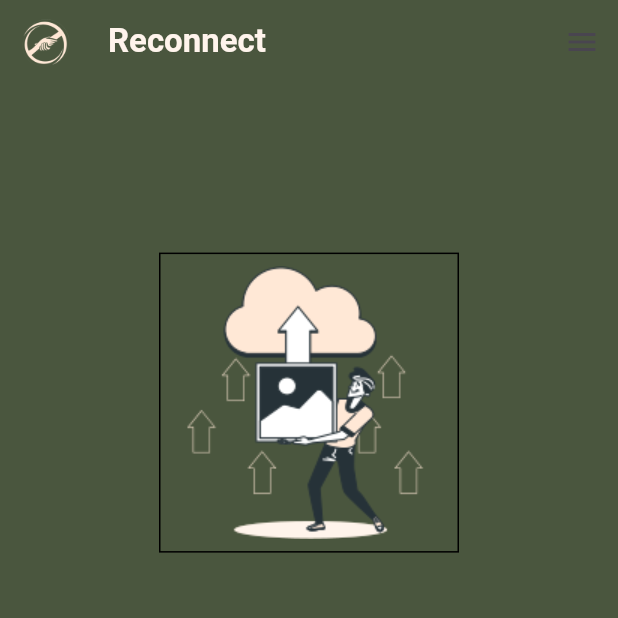
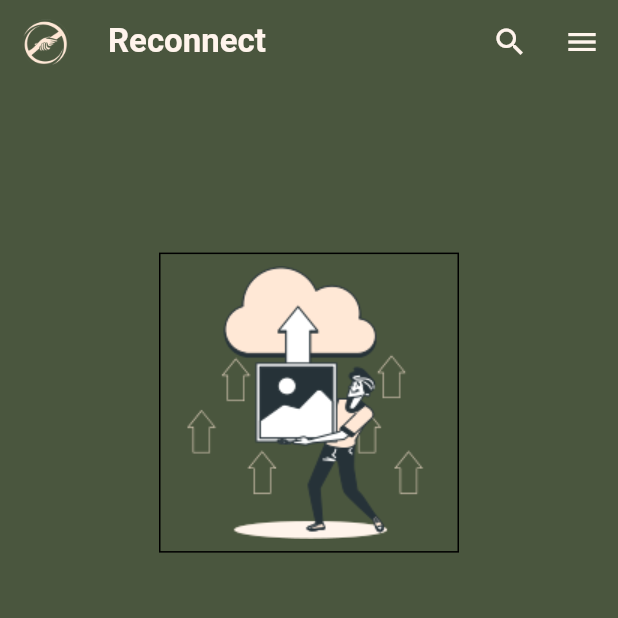
Before and after one commit to EmanAtta/Reconnect, a Flutter app: the screen it shows once a user with an empty profile is signed in, on a phone screen of 412 x 824 dp, the top half of it. Run offline on Flutter 3.47's test engine with Material 3 defaults, Android fonts, the phone set to English and light mode, and no system bars; drawn by our look-alikes of curved_navigation_bar; our stand-ins replace cloud_firestore, dio, firebase_auth, firebase_core, firebase_storage, flutter_svg and 6 more; accounts and stored records are empty.

Commit message:
search using photo

```diff
--- a/reconnect/lib/Views/authentications/routes/navigation.dart
+++ b/reconnect/lib/Views/authentications/routes/navigation.dart
@@ -16,6 +16,7 @@ import 'package:reconnect/Views/profile.dart';
 import 'package:reconnect/Views/settings.dart';
 import 'package:reconnect/Views/welcom_page.dart';
 import 'package:reconnect/Views/current_user_screen.dart';
+import 'package:reconnect/Views/search.dart';
 
 
 
@@ -30,10 +31,10 @@ class Navigationpage extends StatefulWidget {
 class _NavigationpageState extends State<Navigationpage> {
   BottomNavigationController bottomnavigationcontroller =
   Get.put(BottomNavigationController());
+  final _scaffoldKey = GlobalKey<ScaffoldState>();
 
   @override
   Widget build(BuildContext context) {
-
     final user = FirebaseAuth.instance.currentUser;
     String? userE = user?.email;
 
@@ -56,23 +57,21 @@ class _NavigationpageState extends State<Navigationpage> {
               lastName: '${lastName}',
               userEmail: '${userE}',
             );
-          }
-      ),
+          }),
     ];
 
-
-
     return Scaffold(
+      key: _scaffoldKey,
       appBar: AppBar(
-        // toolbarHeight: 35,
         backgroundColor: AppColors.secondaryColor,
-
         title: Padding(
           padding: const EdgeInsets.only(bottom: 1),
           child: const Text(
             'Reconnect',
             style: TextStyle(
-                fontWeight: FontWeight.bold, color: AppColors.primaryColor),
+              fontWeight: FontWeight.bold,
+              color: AppColors.primaryColor,
+            ),
           ),
         ),
         leading: Padding(
@@ -80,11 +79,32 @@ class _NavigationpageState extends State<Navigationpage> {
           child: Container(
             child: Image.asset(
               'assets/logo.png',
-              width: 50, // Adjust the size as needed
-              height: 50, // Adjust the size as needed
+              width: 50,
+              height: 50,
             ),
           ),
         ),
+        actions: [
+          IconButton(
+            icon: Icon(
+              Icons.search,
+              color: AppColors.primaryColor,
+            ),
+            onPressed: () {
+              // Navigate to SearchPage
+              Get.to(() => SearchPage());
+            },
+          ),
+          IconButton(
+            icon: Icon(
+              Icons.menu, // Hamburger icon for endDrawer
+              color: AppColors.primaryColor, // Set the icon color to primary
+            ),
+            onPressed: () {
+              _scaffoldKey.currentState?.openEndDrawer();
+            },
+          ),
+        ],
       ),
       endDrawer: Opacity(
         opacity: 0.9,
@@ -93,8 +113,6 @@ class _NavigationpageState extends State<Navigationpage> {
           backgroundColor: AppColors.secondaryColor,
           child: Container(
             padding: const EdgeInsets.only(top: 0),
-            //color: AppColors.secondaryColor,
-
             child: Stack(
               children: [
                 Align(
@@ -223,8 +241,7 @@ class _NavigationpageState extends State<Navigationpage> {
       ),
       body: GetX<BottomNavigationController>(
         builder: (controller) {
-          return bottomnavigationcontroller
-              .pages[bottomnavigationcontroller.selectedIndex.value];
+          return controller.pages[controller.selectedIndex.value];
         },
       ),
       bottomNavigationBar: GetBuilder<BottomNavigationController>(
@@ -234,19 +251,15 @@ class _NavigationpageState extends State<Navigationpage> {
             height: 60,
             backgroundColor: AppColors.primaryColor,
             color: AppColors.secondaryColor,
-            key: bottomnavigationcontroller.curvedNavigationKey,
-            index: bottomnavigationcontroller.selectedIndex.value,
-            onTap: (index) =>
-                BottomNavigationController.instance.changeIndex(index),
+            key: controller.curvedNavigationKey,
+            index: controller.selectedIndex.value,
+            onTap: (index) => controller.changeIndex(index),
             items: List.generate(
-              bottomnavigationcontroller.icons.length,
+              controller.icons.length,
                   (index) {
-                IconData icon = bottomnavigationcontroller.icons[index]['icon'];
-                Color color = bottomnavigationcontroller.icons[index]['color'];
-                return Icon(
-                  icon,
-                  color: color,
-                );
+                IconData icon = controller.icons[index]['icon'];
+                Color color = controller.icons[index]['color'];
+                return Icon(icon, color: color);
               },
             ),
           );
@@ -274,6 +287,7 @@ Future<DocumentSnapshot<Map<String, dynamic>>> getUserData(String? userEmail) as
   return userSnapshot;
 }
 
+
 class BottomDiagonalClipper extends CustomClipper<Path> {
   @override
   Path getClip(Size size) {
--- a/reconnect/lib/Views/post.dart
+++ b/reconnect/lib/Views/post.dart
@@ -2,8 +2,9 @@ import 'dart:io';
 import 'package:firebase_auth/firebase_auth.dart';
 import 'package:firebase_storage/firebase_storage.dart';
 import 'package:flutter/material.dart';
+import 'package:flutter/services.dart';
 import 'package:get/get.dart';
-
+import 'package:get/get_core/src/get_main.dart';
 import 'package:image_picker/image_picker.dart';
 import 'package:cloud_firestore/cloud_firestore.dart';
 import 'package:intl_phone_field/intl_phone_field.dart';
```
Lines whose indentation alone changed are shown as unchanged.
